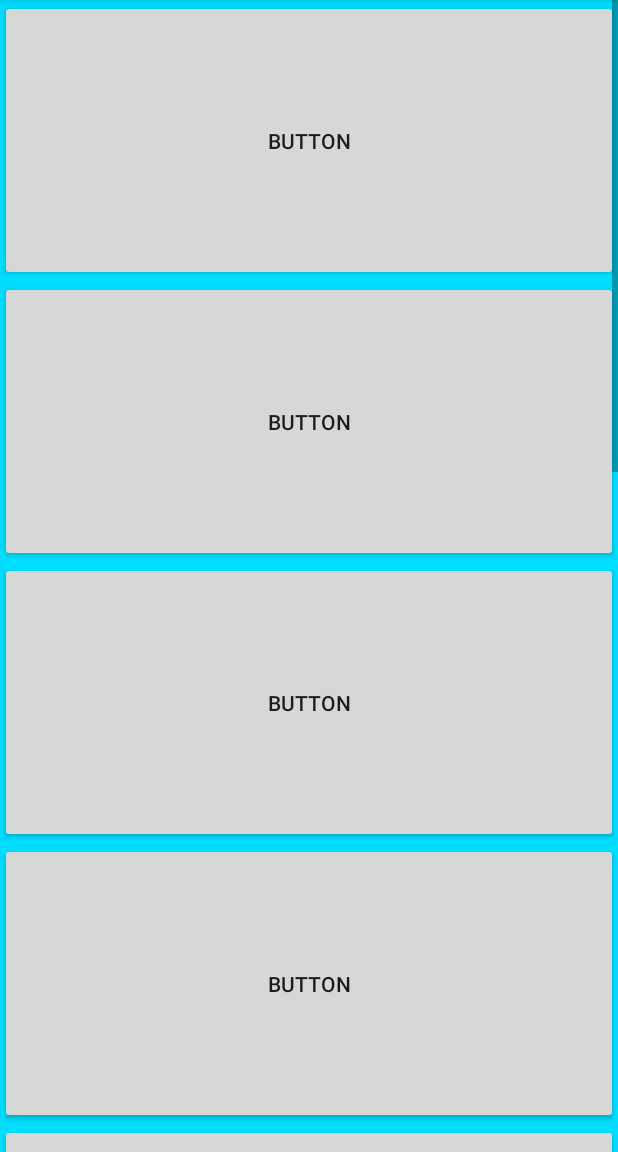
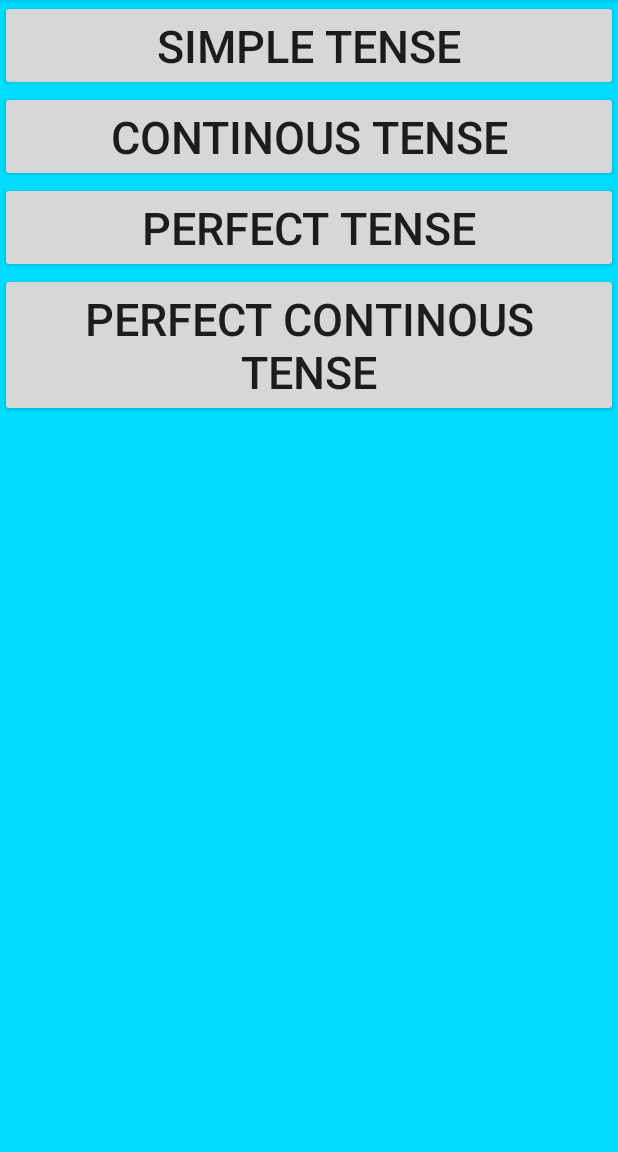
Before and after one commit to ltd-coding/AppCourseV1, an Android app: the LessonFragmentUser screen opened directly, with no data from a screen before it, on a phone screen of 412 x 824 dp, the part 84-1236 px from its top. Run offline under Robolectric (Android 15) with nearby library versions, the phone set to English and light mode, and no system bars; 2 statements that could not run were skipped.

Commit message:
Commit 4: Chức năng Test: hiển thị câu hỏi, câu trả lời theo db, đổi màu khi btn được click, cộng điểm Chức năng Lesson:hiển thị bài học, phân chia theo id trong sql, 3 nút previous,next,exit để điều hướng P/S: Xóa hẳn app cũ và data cache của app cũ rồi mới tải, do có thay đổi trong database

```diff
--- a/app/src/main/java/com/example/appcoursev1/LessonFragmentUser.java
+++ b/app/src/main/java/com/example/appcoursev1/LessonFragmentUser.java
@@ -1,23 +1,70 @@
 package com.example.appcoursev1;
 
 import android.content.Context;
+import android.content.Intent;
 import android.os.Bundle;
 import android.view.LayoutInflater;
 import android.view.View;
 import android.view.ViewGroup;
+import android.widget.Button;
 import android.widget.Toast;
 
 import androidx.annotation.NonNull;
 import androidx.annotation.Nullable;
 import androidx.fragment.app.Fragment;
 
-public class LessonFragmentUser extends Fragment {
+public class LessonFragmentUser extends Fragment implements View.OnClickListener{
+    private Button btnLesson1,btnLesson2;
+    private Button btn[]=new Button[4];
+    private Context context;
+    private View view;
+    private Intent intent;
     @Nullable
     @Override
     public View onCreateView(@NonNull LayoutInflater inflater, @Nullable ViewGroup container, @Nullable Bundle savedInstanceState) {
         //Code for this fragment
-        Context context=getActivity();
-        Toast.makeText(context, "User do something", Toast.LENGTH_SHORT).show();
-        return inflater.inflate(R.layout.fragment_lesson_user,container,false);
+        context=getActivity();
+        view=inflater.inflate(R.layout.fragment_lesson_user,container,false);
+        btn[0]=(Button) view.findViewById(R.id.lesson1);
+        btn[1]=(Button) view.findViewById(R.id.lesson2);
+        btn[2]=(Button) view.findViewById(R.id.lesson3);
+        btn[3]=(Button) view.findViewById(R.id.lesson4);
+        //Toast.makeText(context, "User do something", Toast.LENGTH_SHORT).show();
+        return view;
+    }
+
+    @Override
+    public void onActivityCreated(@Nullable Bundle savedInstanceState) {
+        super.onActivityCreated(savedInstanceState);
+        for (int i=0;i<4;i++) {
+            btn[i].setOnClickListener(this);
+        }
+    }
+
+    @Override
+    public void onClick(View v) {
+        switch (v.getId()) {
+            case R.id.lesson1:
+                intent=new Intent(context,LessonIntent.class);
+                intent.putExtra(MainActivity.EXTRA_NUMBER,0);
+                startActivity(intent);
+                break;
+            case R.id.lesson2:
+                intent=new Intent(context,LessonIntent.class);
+                intent.putExtra(MainActivity.EXTRA_NUMBER,3);
+                startActivity(intent);
+                break;
+            case R.id.lesson3:
+                intent=new Intent(context,LessonIntent.class);
+                intent.putExtra(MainActivity.EXTRA_NUMBER,6);
+                startActivity(intent);
+                break;
+            case R.id.lesson4:
+                intent=new Intent(context,LessonIntent.class);
+                intent.putExtra(MainActivity.EXTRA_NUMBER,9);
+                startActivity(intent);
+                break;
+        }
+
     }
 }
--- a/app/src/main/res/layout/fragment_lesson_user.xml
+++ b/app/src/main/res/layout/fragment_lesson_user.xml
@@ -14,65 +14,31 @@
             android:orientation="vertical">
 
             <Button
-                android:id="@+id/button"
+                android:id="@+id/lesson1"
+                android:text="Simple Tense"
+                android:textSize="30dp"
                 android:layout_width="match_parent"
-                android:layout_height="187dp"
-                android:text="Button" />
+                android:layout_height="wrap_content"/>
 
             <Button
-                android:id="@+id/button2"
+                android:id="@+id/lesson2"
+                android:text="Continous Tense"
+                android:textSize="30dp"
                 android:layout_width="match_parent"
-                android:layout_height="187dp"
-                android:text="Button" />
+                android:layout_height="wrap_content"/>
+            <Button
+                android:id="@+id/lesson3"
+                android:text="Perfect Tense"
+                android:textSize="30dp"
+                android:layout_width="match_parent"
+                android:layout_height="wrap_content"/>
 
             <Button
-                android:id="@+id/button3"
+                android:id="@+id/lesson4"
+                android:text="Perfect Continous Tense"
+                android:textSize="30dp"
                 android:layout_width="match_parent"
-                android:layout_height="187dp"
-                android:text="Button" />
-
-            <Button
-                android:id="@+id/button4"
-                android:layout_width="match_parent"
-                android:layout_height="187dp"
-                android:text="Button" />
-
-            <Button
-                android:id="@+id/button5"
-                android:layout_width="match_parent"
-                android:layout_height="187dp"
-                android:text="Button" />
-
-            <Button
-                android:id="@+id/button6"
-                android:layout_width="match_parent"
-                android:layout_height="187dp"
-                android:text="Button" />
-
-            <Button
-                android:id="@+id/button7"
-                android:layout_width="match_parent"
-                android:layout_height="187dp"
-                android:text="Button" />
-
-            <Button
-                android:id="@+id/button8"
-                android:layout_width="match_parent"
-                android:layout_height="187dp"
-                android:text="Button" />
-
-            <Button
-                android:id="@+id/button9"
-                android:layout_width="match_parent"
-                android:layout_height="187dp"
-                android:text="Button" />
-
-            <Button
-                android:id="@+id/button10"
-                android:layout_width="match_parent"
-                android:layout_height="187dp"
-                android:text="Button" />
-
+                android:layout_height="wrap_content"/>
         </LinearLayout>
     </ScrollView>
 
```
Also changed, not shown: app/src/main/AndroidManifest.xml (+6 -4 lines), app/src/main/java/com/example/appcoursev1/LessonIntent.java (added, +103 -0 lines), app/src/main/res/layout/activity_lesson_intent.xml (added, +68 -0 lines), app/src/main/assets/dataBaseCourseApp.db.
